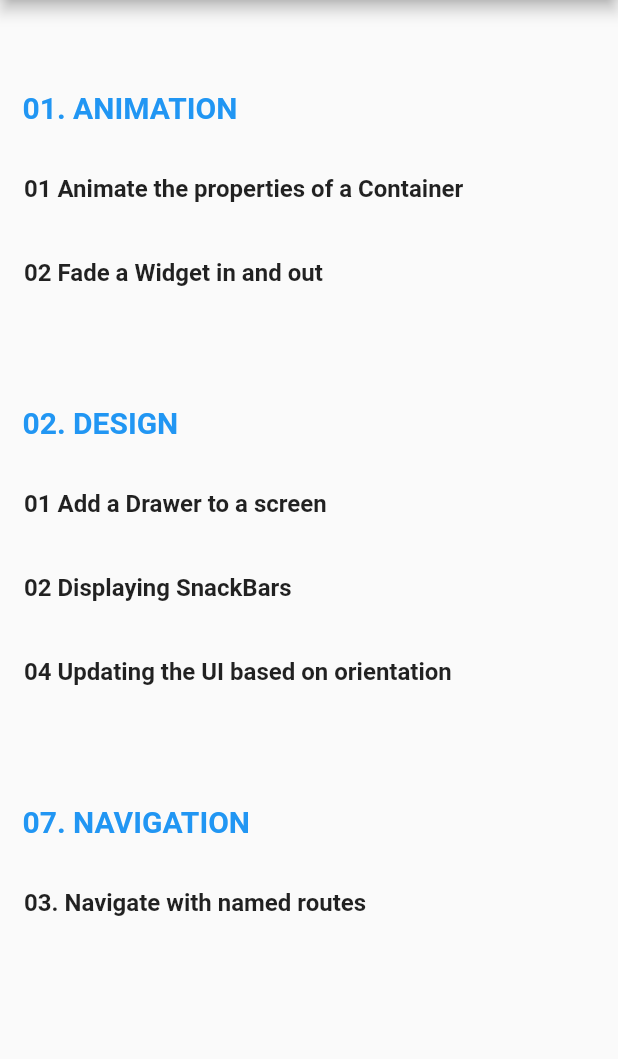
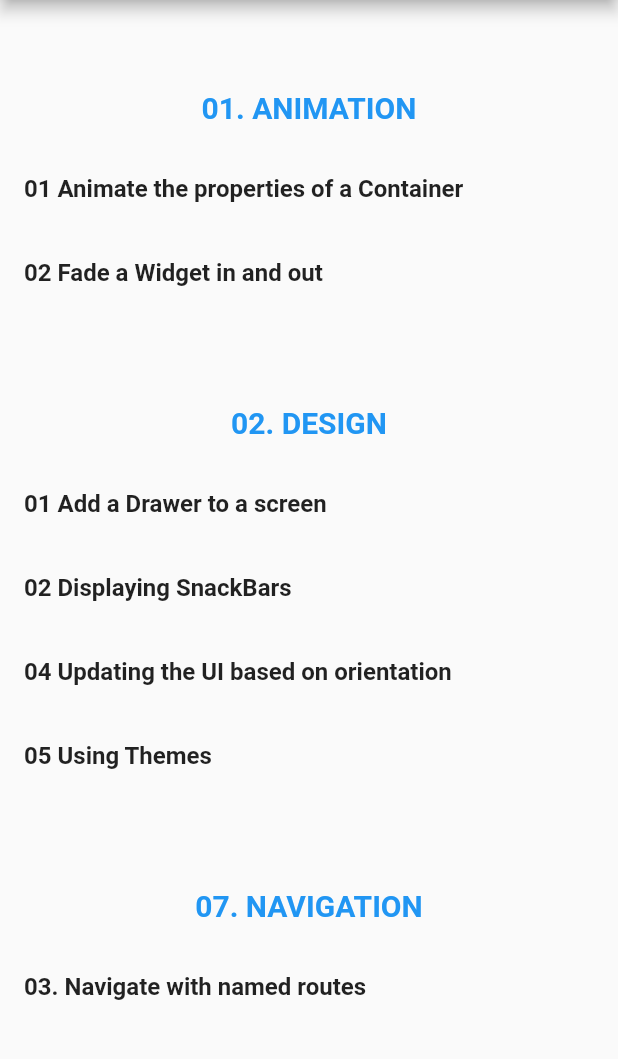
Before and after one commit to arthur-eudeline/flutter-cookbooks, a Flutter app: the screen it shows after launch, on a phone screen of 412 x 824 dp, the part 84-1143 px from its top. Run offline on Flutter 3.47's test engine with Material 2 defaults, Android fonts, the phone set to English and light mode, and no system bars.

Commit message:
02 Design > 05 Using themes

```diff
--- a/lib/main.dart
+++ b/lib/main.dart
@@ -8,6 +8,7 @@ import 'package:cookbooks_training/cookbooks/01_animation/02_fade_a_widget_in_an
 import 'package:cookbooks_training/cookbooks/02_design/01_add_a_drawer_to_a_screen/main.dart';
 import 'package:cookbooks_training/cookbooks/02_design/02_displaying_snackbars/main.dart';
 import 'package:cookbooks_training/cookbooks/02_design/04_updating_the_ui_based_on_orientation/main.dart';
+import 'package:cookbooks_training/cookbooks/02_design/05_using_themes/main.dart';
 
 
 // Navigation
@@ -36,6 +37,7 @@ class MyApp extends StatelessWidget {
         "/02_design/01_add_a_drawer_to_a_screen/main" : (context) => AppDrawerScreen(),
         "/02_design/02_displaying_snackbars/main" : (context) => AppSnackBar(),
         "/02_design/04_updating_the_ui_based_on_orientation/main" : (context) => AppOrientationUI(),
+        "/02_design/05_using_themes/main" : (context) => AppTheme(),
 
         "/07_navigation/03_navigate_with_named_routes/firstScreen": (context) =>
             FirstScreen(),
@@ -87,6 +89,8 @@ class MyHomePage extends StatelessWidget {
       body: ListView(
         children: <Widget>[
           // ---- 01 Animation ----
+          Column(
+            children: <Widget>[
               buildRowTitle("01. Animation", context),
               buildRowItem(
                 bookName: "01 Animate the properties of a Container",
@@ -98,7 +102,12 @@ class MyHomePage extends StatelessWidget {
                 bookRoute: "/01_animation/02_fade_a_widget_in_and_out/main",
                 context: context
               ),
+            ],
+          ),
+
           // ---- 02 Design ----
+          Column(
+            children: <Widget>[
               buildRowTitle("02. Design", context),
               buildRowItem(
                 bookName: "01 Add a Drawer to a screen",
@@ -115,14 +124,26 @@ class MyHomePage extends StatelessWidget {
                 bookRoute: "/02_design/04_updating_the_ui_based_on_orientation/main",
                 context: context
               ),
+              buildRowItem(
+                bookName: "05 Using Themes",
+                bookRoute: "/02_design/05_using_themes/main",
+                context: context
+              ),
+            ],
+          ),
 
           // ---- 07 Navigation ----
+          Column(
+            children: <Widget>[
               buildRowTitle("07. Navigation", context),
               buildRowItem(
                 bookName: "03. Navigate with named routes",
                 bookRoute:
                 "/07_navigation/03_navigate_with_named_routes/firstScreen",
-              context: context)
+                context: context,
+              )
+            ],
+          ),
         ],
       ),
     );
```
Also changed, not shown: lib/cookbooks/02_design/05_using_themes/main.dart (added, +93 -0 lines). Lines whose indentation alone changed are shown as unchanged.
